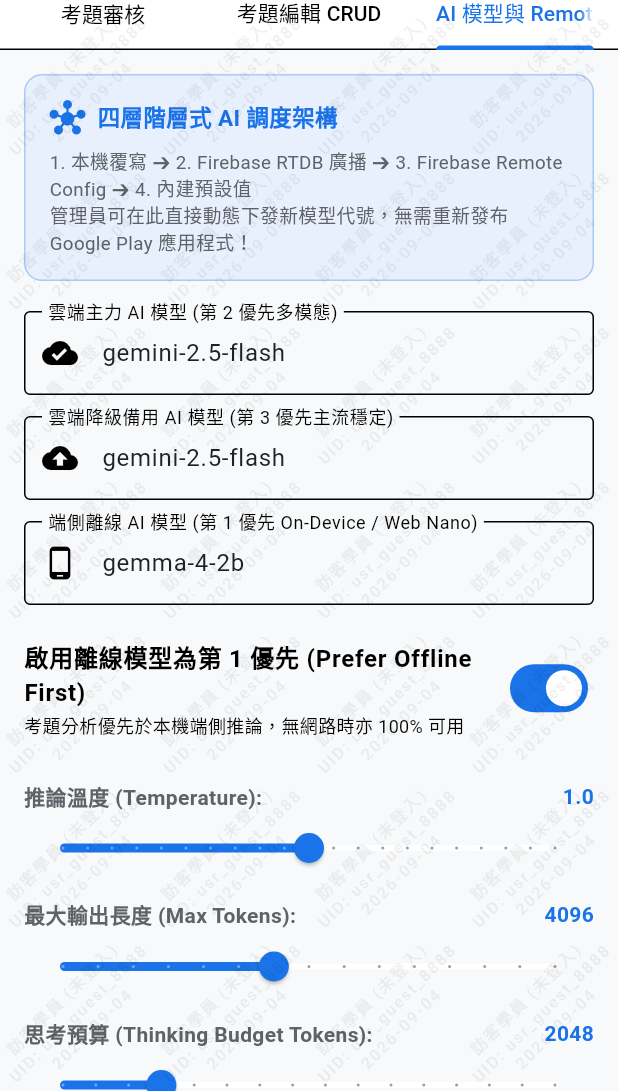
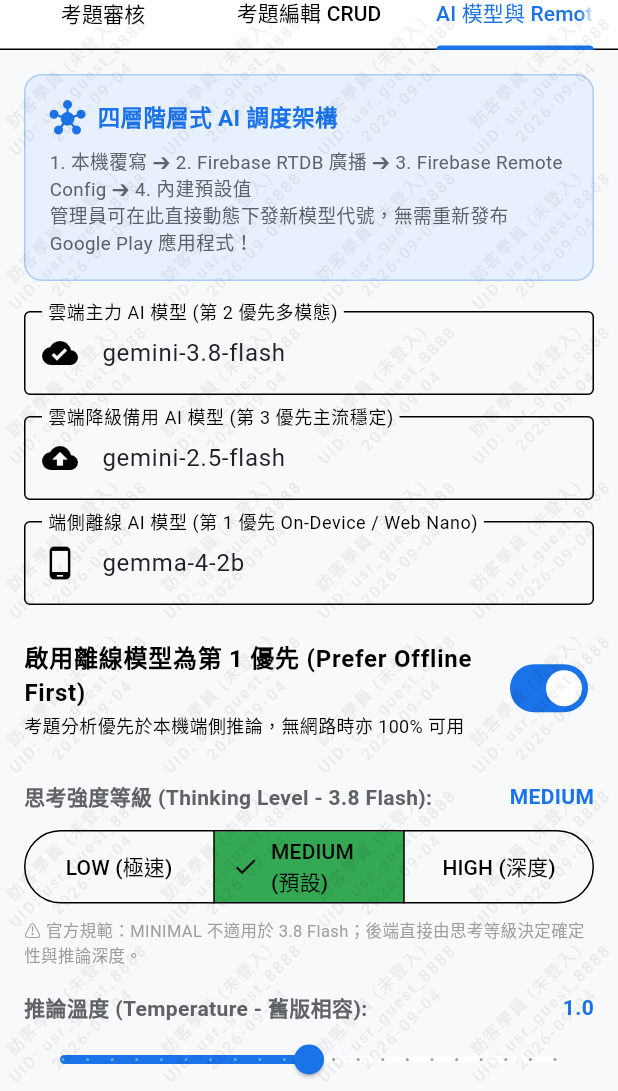
Before and after one commit to alan-nanpie/OpenPassExam, a Flutter app: the AdminDashboardScreen screen opened directly, tab 3 chosen, on a phone screen of 412 x 824 dp, the part 145-1236 px from its top. Run offline on Flutter 3.47's test engine with Material 3 defaults, Android fonts, the phone set to English and light mode, and no system bars; our stand-ins replace connectivity_plus, flutter_markdown, flutter_secure_storage, shared_preferences, web; missing offline and left inert: dart:js_interop; accounts and stored records are empty.

Commit message:
feat(ai): upgrade to Gemini 3.8 Flash with thinking_level compliance

```diff
--- a/lib/data/models/ai_model_config.dart
+++ b/lib/data/models/ai_model_config.dart
@@ -11,17 +11,19 @@
   final String onDeviceModel;
   final double temperature;
   final int maxTokens;
-  final int thinkingBudget;
+  final int thinkingBudget; // 舊版備用模型相容用
+  final String thinkingLevel; // 'LOW', 'MEDIUM', 'HIGH' (Gemini 3.8 Flash 規範，禁止 MINIMAL)
   final bool preferOffline;
   final AiConfigLayer sourceLayer;
 
   AiModelConfig({
-    this.primaryModel = 'gemini-2.5-flash',
+    this.primaryModel = 'gemini-3.8-flash',
     this.fallbackModel = 'gemini-2.5-flash',
     this.onDeviceModel = 'gemma-4-2b',
     this.temperature = 1.0,
     this.maxTokens = 4096,
     this.thinkingBudget = 2048,
+    this.thinkingLevel = 'MEDIUM',
     this.preferOffline = true,
     this.sourceLayer = AiConfigLayer.builtInDefault,
   });
@@ -34,19 +36,26 @@
       'temperature': temperature,
       'max_tokens': maxTokens,
       'thinking_budget': thinkingBudget,
+      'thinking_level': thinkingLevel,
       'prefer_offline': preferOffline,
       'source_layer': sourceLayer.name,
     };
   }
 
   factory AiModelConfig.fromMap(Map<String, dynamic> map, {AiConfigLayer layer = AiConfigLayer.builtInDefault}) {
+    final rawLevel = (map['thinking_level'] ?? map['thinkingLevel'])?.toString().toUpperCase();
+    final validLevel = (rawLevel == 'LOW' || rawLevel == 'MEDIUM' || rawLevel == 'HIGH')
+        ? rawLevel!
+        : 'MEDIUM';
+
     return AiModelConfig(
-      primaryModel: (map['primary_model'] ?? map['primaryModel'] ?? 'gemini-2.5-flash').toString(),
+      primaryModel: (map['primary_model'] ?? map['primaryModel'] ?? 'gemini-3.8-flash').toString(),
       fallbackModel: (map['fallback_model'] ?? map['fallbackModel'] ?? 'gemini-2.5-flash').toString(),
       onDeviceModel: (map['on_device_model'] ?? map['onDeviceModel'] ?? 'gemma-4-2b').toString(),
       temperature: (map['temperature'] as num?)?.toDouble() ?? 1.0,
       maxTokens: (map['max_tokens'] ?? map['maxTokens'] as num?)?.toInt() ?? 4096,
       thinkingBudget: (map['thinking_budget'] ?? map['thinkingBudget'] as num?)?.toInt() ?? 2048,
+      thinkingLevel: validLevel,
       preferOffline: (map['prefer_offline'] ?? map['preferOffline']) as bool? ?? true,
       sourceLayer: layer,
     );
@@ -59,6 +68,7 @@
     double? temperature,
     int? maxTokens,
     int? thinkingBudget,
+    String? thinkingLevel,
     bool? preferOffline,
     AiConfigLayer? sourceLayer,
   }) {
@@ -69,6 +79,7 @@
       temperature: temperature ?? this.temperature,
       maxTokens: maxTokens ?? this.maxTokens,
       thinkingBudget: thinkingBudget ?? this.thinkingBudget,
+      thinkingLevel: thinkingLevel ?? this.thinkingLevel,
       preferOffline: preferOffline ?? this.preferOffline,
       sourceLayer: sourceLayer ?? this.sourceLayer,
     );
--- a/lib/services/ai_service.dart
+++ b/lib/services/ai_service.dart
@@ -198,6 +198,7 @@
     // gemini-2.0-flash 已於 2026/6/1 正式停用，僅保留可用模型
     final candidateModels = <String>{
       modelName,
+      'gemini-3.8-flash',
       'gemini-2.5-flash',
       'gemini-1.5-flash',
     }.toList();
@@ -222,16 +223,28 @@
         }
         userContent.writeln('【學員提問】: $prompt');
 
+        final isGemini3Family = targetModel.startsWith('gemini-3');
         final generationConfig = <String, dynamic>{
-          'temperature': config.temperature,
           'maxOutputTokens': config.maxTokens,
         };
 
-        // 僅在具備 thinking 支援的模型中傳遞 thinkingConfig，防止 400 Bad Request
-        if (targetModel.contains('thinking') && config.thinkingBudget > 0) {
+        if (isGemini3Family) {
+          // Gemini 3.8 Flash 官方規範：
+          // 1. 移除 temperature, top_p, top_k, frequency_penalty, presence_penalty, candidate_count
+          // 2. thinkingConfig 採用 thinkingLevel 列舉 (LOW, MEDIUM, HIGH)，嚴格禁止 MINIMAL
+          final level = config.thinkingLevel.toUpperCase();
+          final validLevel = (level == 'LOW' || level == 'HIGH') ? level : 'MEDIUM';
           generationConfig['thinkingConfig'] = {
-            'thinkingBudget': config.thinkingBudget,
+            'thinkingLevel': validLevel,
           };
+        } else {
+          // 針對舊版備用模型 (如 gemini-2.5-flash) 保持相容參數
+          generationConfig['temperature'] = config.temperature;
+          if (targetModel.contains('thinking') && config.thinkingBudget > 0) {
+            generationConfig['thinkingConfig'] = {
+              'thinkingBudget': config.thinkingBudget,
+            };
+          }
         }
 
         final body = jsonEncode({
@@ -326,7 +339,7 @@
     if (cleanKey.isEmpty) return 'API Key 不能為空';
     try {
       final url = Uri.parse(
-        'https://generativelanguage.googleapis.com/v1beta/models/gemini-2.5-flash:generateContent?key=$cleanKey',
+        'https://generativelanguage.googleapis.com/v1beta/models/gemini-3.8-flash:generateContent?key=$cleanKey',
       );
       final body = jsonEncode({
         'contents': [
--- a/lib/services/remote_config_service.dart
+++ b/lib/services/remote_config_service.dart
@@ -2,11 +2,12 @@
 
 class RemoteConfigService {
   AiModelConfig _remoteConfig = AiModelConfig(
-    primaryModel: 'gemini-2.5-flash',
+    primaryModel: 'gemini-3.8-flash',
     fallbackModel: 'gemini-2.5-flash',
     temperature: 1.0,
     maxTokens: 4096,
     thinkingBudget: 2048,
+    thinkingLevel: 'MEDIUM',
     sourceLayer: AiConfigLayer.remoteConfig,
   );
 
--- a/lib/views/admin/ai_config_management_screen.dart
+++ b/lib/views/admin/ai_config_management_screen.dart
@@ -18,6 +18,7 @@
   late double _temperature;
   late int _maxTokens;
   late int _thinkingBudget;
+  late String _thinkingLevel;
   late bool _preferOffline;
 
   @override
@@ -32,6 +33,7 @@
     _temperature = cfg.temperature;
     _maxTokens = cfg.maxTokens;
     _thinkingBudget = cfg.thinkingBudget;
+    _thinkingLevel = cfg.thinkingLevel;
     _preferOffline = cfg.preferOffline;
   }
 
@@ -143,11 +145,63 @@
         ),
         const SizedBox(height: 20),
 
+        // 思考強度等級 (Gemini 3.8 Flash 規範：LOW, MEDIUM, HIGH，禁止 MINIMAL)
+        Column(
+          crossAxisAlignment: CrossAxisAlignment.start,
+          children: [
+            Row(
+              mainAxisAlignment: MainAxisAlignment.spaceBetween,
+              children: [
+                const Text('思考強度等級 (Thinking Level - 3.8 Flash):', style: TextStyle(fontWeight: FontWeight.bold)),
+                Text(
+                  _thinkingLevel,
+                  style: const TextStyle(fontWeight: FontWeight.bold, color: AppColors.primary),
+                ),
+              ],
+            ),
+            const SizedBox(height: 8),
+            SizedBox(
+              width: double.infinity,
+              child: SegmentedButton<String>(
+                segments: const [
+                  ButtonSegment<String>(
+                    value: 'LOW',
+                    label: Text('LOW (極速)'),
+                    tooltip: '快速檢索與精簡總結',
+                  ),
+                  ButtonSegment<String>(
+                    value: 'MEDIUM',
+                    label: Text('MEDIUM (預設)'),
+                    tooltip: '一般解題與推論最佳平衡點',
+                  ),
+                  ButtonSegment<String>(
+                    value: 'HIGH',
+                    label: Text('HIGH (深度)'),
+                    tooltip: '複雜考題多步驟深度推理與拓撲分析',
+                  ),
+                ],
+                selected: {_thinkingLevel},
+                onSelectionChanged: (Set<String> newSelection) {
+                  setState(() {
+                    _thinkingLevel = newSelection.first;
+                  });
+                },
+              ),
+            ),
+            const SizedBox(height: 6),
+            const Text(
+              '⚠️ 官方規範：MINIMAL 不適用於 3.8 Flash；後端直接由思考等級決定確定性與推論深度。',
+              style: TextStyle(fontSize: 11, color: Colors.grey),
+            ),
+          ],
+        ),
+        const SizedBox(height: 16),
+
         // 推論溫度
         Row(
           mainAxisAlignment: MainAxisAlignment.spaceBetween,
           children: [
-            const Text('推論溫度 (Temperature):', style: TextStyle(fontWeight: FontWeight.bold)),
+            const Text('推論溫度 (Temperature - 舊版相容):', style: TextStyle(fontWeight: FontWeight.bold)),
             Text('$_temperature', style: const TextStyle(fontWeight: FontWeight.bold, color: AppColors.primary)),
           ],
         ),
@@ -159,7 +213,13 @@
           label: '$_temperature',
           onChanged: (v) => setState(() => _temperature = double.parse(v.toStringAsFixed(1))),
         ),
-        const SizedBox(height: 10),
+        const Padding(
+          padding: EdgeInsets.only(bottom: 12),
+          child: Text(
+            '📌 提示：Gemini 3.8 Flash 官方已停用取樣溫度參數，此設定僅對舊版降級備用模型生效。',
+            style: TextStyle(fontSize: 11, color: Colors.grey),
+          ),
+        ),
 
         // Max Tokens
         Row(
@@ -179,11 +239,11 @@
         ),
         const SizedBox(height: 10),
 
-        // Thinking 預算
+        // Thinking 預算 (舊版相容)
         Row(
           mainAxisAlignment: MainAxisAlignment.spaceBetween,
           children: [
-            const Text('思考預算 (Thinking Budget Tokens):', style: TextStyle(fontWeight: FontWeight.bold)),
+            const Text('舊版思考預算 (Thinking Budget Tokens):', style: TextStyle(fontWeight: FontWeight.bold)),
             Text('$_thinkingBudget', style: const TextStyle(fontWeight: FontWeight.bold, color: AppColors.primary)),
           ],
         ),
@@ -252,6 +312,7 @@
         temperature: _temperature,
         maxTokens: _maxTokens,
         thinkingBudget: _thinkingBudget,
+        thinkingLevel: _thinkingLevel,
         preferOffline: _preferOffline,
       ),
     );
```
Also changed, not shown: 1 other file.
